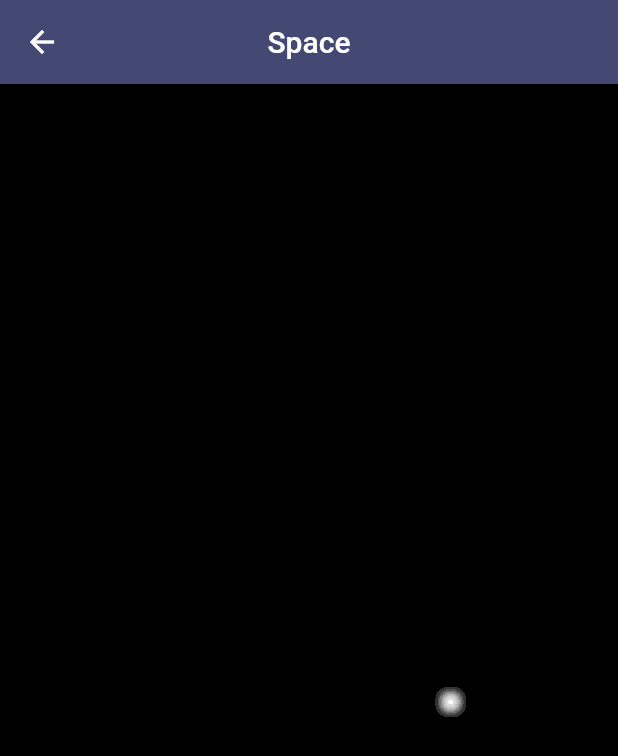
After one commit to ikramhasan/Flutter-Artbook, a Flutter app: the Space screen opened directly, on a phone screen of 412 x 824 dp. The commit adds this screen. Shown: the top 756 px of the screen. Run offline on Flutter 3.47's test engine with Material 2 defaults, Android fonts, the phone set to English and light mode, and no system bars; our stand-ins replace get; missing offline and left inert: dart:html.

Commit message:
ADDED: Space pen

```diff
--- /dev/null
+++ b/lib/arts/space.dart
@@ -0,0 +1,147 @@
+import 'package:flutter/material.dart';
+import 'dart:math';
+
+const int maxStar = 50;
+const double maxRadius = 3;
+const double speedFactor = 0.5;
+
+class Space extends StatefulWidget {
+  @override
+  _SpaceState createState() => _SpaceState();
+}
+
+class _SpaceState extends State<Space> {
+  Size size;
+  List<Circle> circles = [];
+
+  @override
+  void didChangeDependencies() {
+    size = Size(
+      MediaQuery.of(context).size.width,
+      MediaQuery.of(context).size.height,
+    );
+    circles.clear();
+    for (int index = 0; index < maxStar; index++) {
+      circles.add(Circle(size));
+    }
+    super.didChangeDependencies();
+  }
+
+  @override
+  Widget build(BuildContext context) {
+    WidgetsBinding.instance.scheduleFrameCallback((_) {
+      setState(() {
+        circles.forEach((circle) {
+          circle.update();
+        });
+      });
+    });
+
+//     WidgetsBinding.instance.addPostFrameCallback((_) {
+//       setState(() {
+//         circles.forEach((circle) {
+//           circle.update();
+//         });
+//       });
+//     });
+    return Scaffold(
+      appBar: AppBar(
+        backgroundColor: Color(0xFF444974),
+        elevation: 0,
+        title: Text('Space'),
+        centerTitle: true,
+      ),
+      body: Container(
+        color: Colors.black,
+        child: CustomPaint(
+          size: size,
+          painter: SpacePainter(circles),
+        ),
+      ),
+    );
+  }
+}
+
+class SpacePainter extends CustomPainter {
+  final List<Circle> circles;
+  SpacePainter(this.circles);
+  @override
+  void paint(Canvas canvas, Size size) {
+    circles.forEach((circle) {
+      canvas.drawCircle(
+        circle.getCircleOffset,
+        circle.getRadius,
+        circle.getCircleShadowPaint,
+      );
+      canvas.drawCircle(
+        circle.getCircleOffset,
+        circle.getRadius,
+        circle.getCirclePaint,
+      );
+    });
+  }
+
+  @override
+  bool shouldRepaint(CustomPainter oldDelegate) => true;
+}
+
+class Circle {
+  Paint _circlePaint, _circleShadowPaint;
+  Offset _circleOffset;
+  double _radius, _canvasWidth, _canvasHeight, _x, _y, _dx, _dy;
+
+  Circle(Size size) {
+    Random random = Random();
+    _canvasWidth = size.width;
+    _canvasHeight = size.height;
+    _radius = random.nextDouble() * maxRadius + 1;
+
+    _x = random.nextDouble() * (_canvasWidth - _radius * 2) + _radius;
+    _y = random.nextDouble() * (_canvasHeight - _radius * 2) + _radius;
+
+    if (_radius > 2) {
+      _dx = (random.nextDouble() - speedFactor) * 2;
+      _dy = (random.nextDouble() - speedFactor) * 2;
+    } else {
+      _dx = random.nextDouble() - speedFactor;
+      _dy = random.nextDouble() - speedFactor;
+    }
+
+    _circleOffset = Offset(_x, _y);
+
+    _circlePaint = Paint()
+      ..color = Colors.white
+      ..style = PaintingStyle.fill;
+
+    _circleShadowPaint = Paint()
+      ..color = Colors.white
+      ..style = PaintingStyle.fill
+      ..maskFilter = MaskFilter.blur(
+        BlurStyle.normal,
+        Shadow.convertRadiusToSigma(_radius + 5),
+      );
+  }
+
+  void update() {
+    if (_x + _radius > _canvasWidth || _x - _radius < 0) {
+      _dx = -_dx;
+    }
+
+    if (_y + _radius > _canvasHeight || _y - _radius < 0) {
+      _dy = -_dy;
+    }
+
+    _x += _dx;
+    _y += _dy;
+
+    _circleOffset = Offset(_x, _y);
+  }
+
+  Offset get getCircleOffset => _circleOffset;
+
+  Paint get getCirclePaint => _circlePaint;
+
+  Paint get getCircleShadowPaint => _circleShadowPaint;
+
+  double get getRadius => _radius;
+}
--- a/lib/homepage.dart
+++ b/lib/homepage.dart
@@ -6,6 +6,7 @@ import 'package:artbook/arts/color_test.dart';
 import 'package:artbook/arts/dancing_phyllotaxis.dart';
 import 'package:artbook/arts/planet_simulator.dart';
 import 'package:artbook/arts/sierpinski_triangle.dart';
+import 'package:artbook/arts/space.dart';
 import 'package:artbook/arts/spinnies.dart';
 import 'package:flutter/material.dart';
 import 'package:get/get.dart';
@@ -151,6 +152,18 @@ class _HomePageState extends State<HomePage> {
                 ),
               ),
             ),
+            InkWell(
+              highlightColor: Color(0xFF444974),
+              onTap: () {
+                Get.to(Space());
+              },
+              child: ListTile(
+                title: Text(
+                  'Space',
+                  style: TextStyle(color: Color(0xFFEAECFF)),
+                ),
+              ),
+            ),
           ],
         ),
       ),
```
Also changed, not shown: 1 other file.
